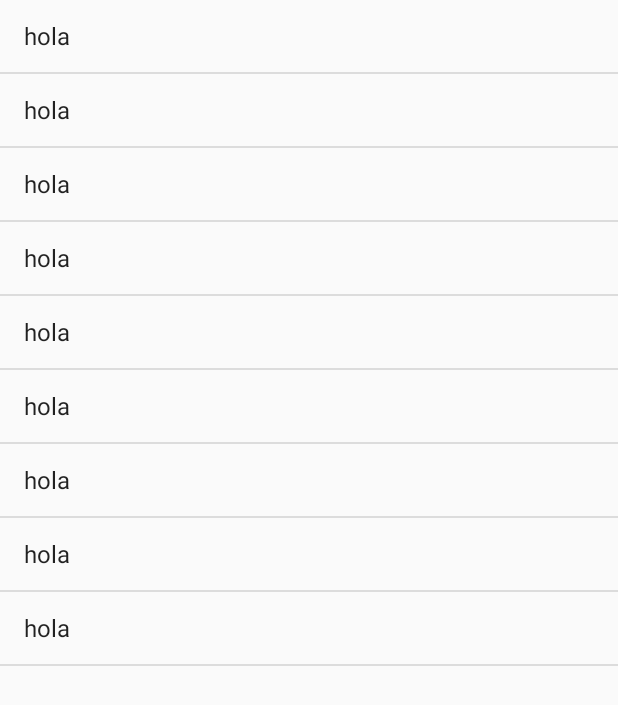
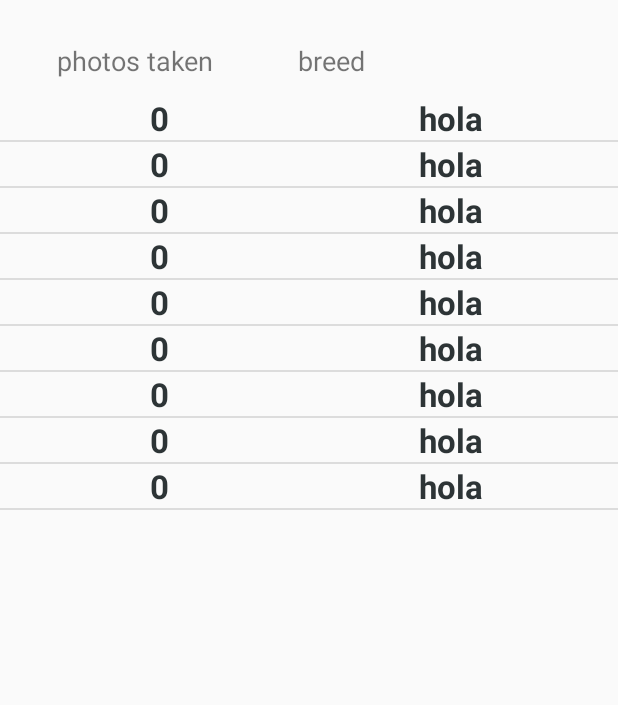
Before and after one commit to carlosmrtll/Dognoscis, an Android app: the screen it shows after launch (RankActivity), after a tap on an icon or button, on a phone screen of 412 x 824 dp. Shown: the top 705 px of the screen. Run offline under Robolectric (Android 15) with nearby library versions, the phone set to English and light mode, and no system bars; our stand-ins replace Firebase (no records; nobody signed in at launch, a user with empty details on screens opened directly).

Commit message:
ranking now shows photos taken count for each breed

```diff
--- a/android/app/src/main/AndroidManifest.xml
+++ b/android/app/src/main/AndroidManifest.xml
@@ -18,17 +18,27 @@
         android:roundIcon="@mipmap/ic_launcher_round"
         android:supportsRtl="true"
         android:theme="@style/AppTheme">
-        <activity android:name=".MainActivity" android:screenOrientation="portrait" >
+        <activity
+            android:name=".MainActivity"
+            android:screenOrientation="portrait">
             <intent-filter>
                 <action android:name="android.intent.action.MAIN" />
 
                 <category android:name="android.intent.category.LAUNCHER" />
             </intent-filter>
         </activity>
-        <activity android:name=".photoActivity" android:screenOrientation="portrait" />
-        <activity android:name=".RankingActivity" android:screenOrientation="portrait" />
-        <activity android:name=".RankActivity" android:screenOrientation="portrait" />
-        <activity android:name=".RankInfoActivity" android:screenOrientation="portrait" />
+        <activity
+            android:name=".photoActivity"
+            android:screenOrientation="portrait" />
+        <activity
+            android:name=".RankingActivity"
+            android:screenOrientation="portrait" />
+        <activity
+            android:name=".RankActivity"
+            android:screenOrientation="portrait" />
+        <activity
+            android:name=".RankInfoActivity"
+            android:screenOrientation="portrait" />
 
         <provider
             android:name="android.support.v4.content.FileProvider"
@@ -40,8 +50,13 @@
                 android:resource="@xml/file_paths" />
         </provider>
 
-        <activity android:name=".HistoryActivity" android:screenOrientation="portrait" />
-        <activity android:name=".QuizActivity" android:screenOrientation="portrait" />
+        <activity
+            android:name=".HistoryActivity"
+            android:screenOrientation="portrait" />
+        <activity
+            android:name=".QuizActivity"
+            android:screenOrientation="portrait" />
+        <activity android:name=".rankingRow"></activity>
     </application>
 
 </manifest>
--- /dev/null
+++ b/android/app/src/main/java/mx/itesm/dognoscis/Rank.java
@@ -0,0 +1,14 @@
+package mx.itesm.dognoscis;
+
+/**
+ * Created by MARTELL on 06-Apr-18.
+ */
+
+public class Rank {
+    String breedName;
+    int breedCount;
+    public Rank(String breedName, int breedCount){
+        this.breedName = breedName;
+        this.breedCount = breedCount;
+    }
+}
--- a/android/app/src/main/java/mx/itesm/dognoscis/RankActivity.java
+++ b/android/app/src/main/java/mx/itesm/dognoscis/RankActivity.java
@@ -18,11 +18,14 @@ import com.google.firebase.database.DatabaseReference;
 import com.google.firebase.database.FirebaseDatabase;
 import com.google.firebase.database.ValueEventListener;
 
+import java.util.ArrayList;
+
 public class RankActivity extends AppCompatActivity {
 
     private String pname = "Husky";
     private ListView listView;
-    private String[] source = {"hola" , "hola", "hola", "hola", "hola" , "hola", "hola", "hola", "hola"};
+    //private String[] source = {"hola" , "hola", "hola", "hola", "hola" , "hola", "hola", "hola", "hola"};
+    private ArrayList<Rank> source = new ArrayList<>();
     //private String[] perros = {"husky", "dalmata", "chihuahua", "sanbernardo"};
     //private String[] source = new String[4];
     //private String[] perros = {"husky", "dalmata", "chihuahua", "sanbernardo"};
@@ -39,28 +42,38 @@ public class RankActivity extends AppCompatActivity {
         window.setStatusBarColor(ContextCompat.getColor(this,R.color.light_bg));
         getSupportActionBar().hide();
         listView = (ListView)findViewById(R.id.ListView);
+        source.add(new Rank("hola", 0));
+        source.add(new Rank("hola", 0));
+        source.add(new Rank("hola", 0));
+        source.add(new Rank("hola", 0));
+        source.add(new Rank("hola", 0));
+        source.add(new Rank("hola", 0));
+        source.add(new Rank("hola", 0));
+        source.add(new Rank("hola", 0));
+        source.add(new Rank("hola", 0));
 
         ref.orderByChild("count").addListenerForSingleValueEvent(new ValueEventListener() {
             @Override
             public void onDataChange(DataSnapshot snapshot) {
                 //Log.d("->","yes:"+snapshot.child(data.getStringExtra("breed")).child("count").getValue());
-                int i = source.length-1;
+                int i = source.size()-1;
                 Log.d("-->", "llega");
                 for (DataSnapshot child : snapshot.getChildren()) {
-                    source[i] = child.getKey().toString();
+                    Long count = (Long)child.child("count").getValue();
+                    source.set(i, new Rank(child.getKey().toString(), count.intValue()));
                     Log.d("-->","key:"+child.getKey());
-                    Log.d("-->","count:"+child.child("count").getValue());
+                    Log.d("-->","count: "+count.intValue());
                     i--;
                 }
                 Log.d("-->", "sale");
                 // Adapter
-                ArrayAdapter<String> adapter = new ArrayAdapter<String>(
+                /*ArrayAdapter<String> adapter = new ArrayAdapter<String>(
                         RankActivity.this,
                         android.R.layout.simple_list_item_1,
                         source
-                );
+                );*/
 
-                listView.setAdapter(adapter);
+                listView.setAdapter(new RankAdapter(RankActivity.this, source));
             }
             @Override
             public void onCancelled(DatabaseError firebaseError) {
--- /dev/null
+++ b/android/app/src/main/java/mx/itesm/dognoscis/RankAdapter.java
@@ -0,0 +1,58 @@
+package mx.itesm.dognoscis;
+
+import android.content.Context;
+import android.view.LayoutInflater;
+import android.view.View;
+import android.view.ViewGroup;
+import android.widget.BaseAdapter;
+import android.widget.TextView;
+
+import java.util.ArrayList;
+
+/**
+ * Created by MARTELL on 06-Apr-18.
+ */
+
+public class RankAdapter extends BaseAdapter {
+
+    Context context;
+    ArrayList<Rank> data;
+    private static LayoutInflater inflater = null;
+
+    public RankAdapter(Context context, ArrayList<Rank> data){
+        this.context = context;
+        this.data = data;
+        this.inflater = (LayoutInflater) context
+                .getSystemService(Context.LAYOUT_INFLATER_SERVICE);
+    }
+
+    @Override
+    public int getCount() {
+        return data.size();
+    }
+
+    @Override
+    public Object getItem(int i) {
+        return data.get(i);
+    }
+
+    @Override
+    public long getItemId(int i) {
+        return i;
+    }
+
+    @Override
+    public View getView(int i, View view, ViewGroup viewGroup) {
+        View v = view;
+        if (v == null)
+            v = inflater.inflate(R.layout.activity_ranking_row, null);
+
+        TextView name = (TextView) v.findViewById(R.id.breedName);
+        name.setText(data.get(i).breedName);
+
+        TextView count = (TextView) v.findViewById(R.id.breedCount);
+        count.setText(String.valueOf(data.get(i).breedCount));
+
+        return v;
+    }
+}
--- /dev/null
+++ b/android/app/src/main/java/mx/itesm/dognoscis/rankingRow.java
@@ -0,0 +1,13 @@
+package mx.itesm.dognoscis;
+
+import android.support.v7.app.AppCompatActivity;
+import android.os.Bundle;
+
+public class rankingRow extends AppCompatActivity {
+
+    @Override
+    protected void onCreate(Bundle savedInstanceState) {
+        super.onCreate(savedInstanceState);
+        setContentView(R.layout.activity_ranking_row);
+    }
+}
--- a/android/app/src/main/res/layout/activity_rank.xml
+++ b/android/app/src/main/res/layout/activity_rank.xml
@@ -11,5 +11,28 @@
         android:layout_width="match_parent"
         android:layout_height="match_parent"
         android:layout_alignParentStart="true"
-        android:layout_alignParentTop="true" />
+        android:layout_alignParentTop="true"
+        android:layout_marginTop="64dp" />
+
+    <TextView
+        android:id="@+id/textView5"
+        android:layout_width="wrap_content"
+        android:layout_height="wrap_content"
+        android:layout_alignBaseline="@+id/textView6"
+        android:layout_alignBottom="@+id/textView6"
+        android:layout_marginStart="56dp"
+        android:layout_toEndOf="@+id/textView6"
+        android:text="breed"
+        android:textSize="18sp" />
+
+    <TextView
+        android:id="@+id/textView6"
+        android:layout_width="wrap_content"
+        android:layout_height="wrap_content"
+        android:layout_alignParentStart="true"
+        android:layout_alignParentTop="true"
+        android:layout_marginStart="38dp"
+        android:layout_marginTop="28dp"
+        android:text="photos taken"
+        android:textSize="18sp" />
 </RelativeLayout>
--- /dev/null
+++ b/android/app/src/main/res/layout/activity_ranking_row.xml
@@ -0,0 +1,27 @@
+<?xml version="1.0" encoding="utf-8"?>
+<LinearLayout
+    xmlns:android="http://schemas.android.com/apk/res/android"
+    android:orientation="horizontal"
+    android:layout_width="match_parent"
+    android:layout_height="match_parent">
+
+    <TextView android:id="@+id/breedCount"
+        android:layout_width="wrap_content"
+        android:layout_height="wrap_content"
+        android:paddingHorizontal="150px"
+        android:textStyle="bold"
+        android:textSize="22dp"
+        android:textColor="#2d3436"
+        android:text="Count" />
+
+    <TextView
+        android:id="@+id/breedName"
+        android:layout_width="match_parent"
+        android:layout_height="wrap_content"
+        android:paddingHorizontal="100px"
+        android:text="Breed"
+        android:textColor="#2d3436"
+        android:textSize="22dp"
+        android:textStyle="bold" />
+
+</LinearLayout>
```
